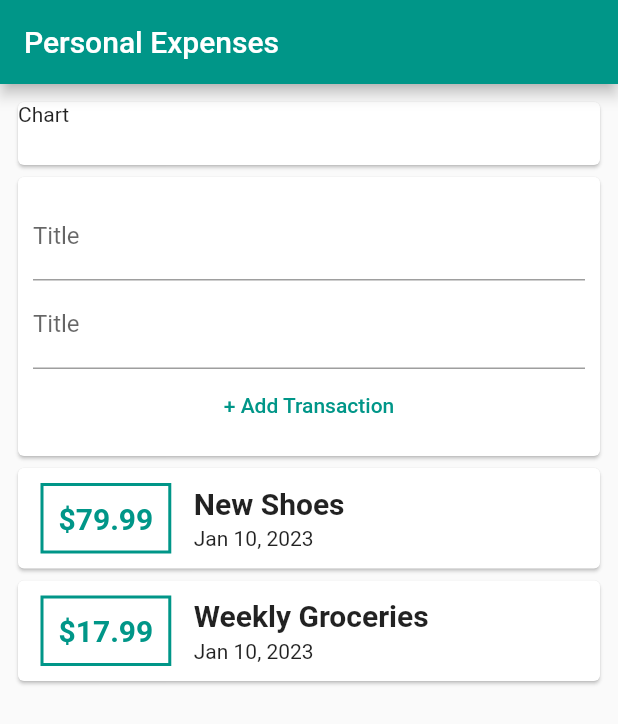
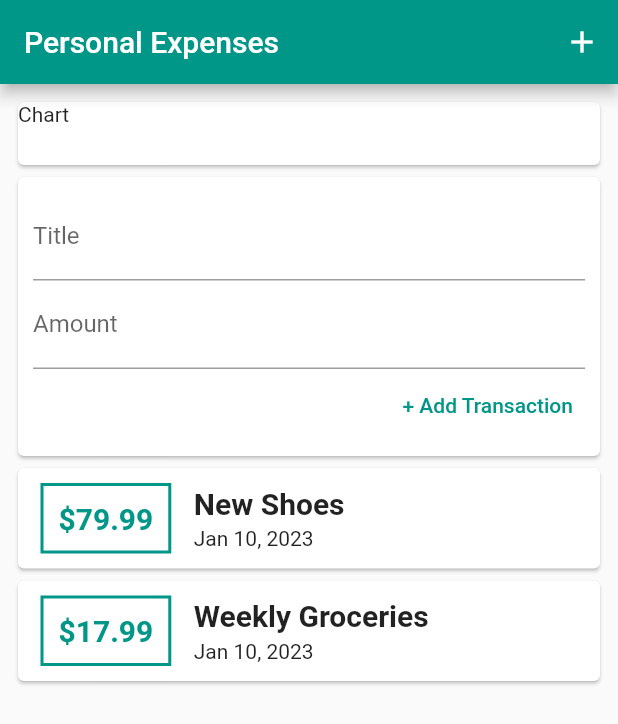
Before and after one commit to PrinceNarteh/personal_expenses, a Flutter app: the screen it shows after launch, after a tap on "+ Add Transaction", on a phone screen of 412 x 824 dp. Shown: the top 724 px of the screen. Run offline on Flutter 3.47's test engine with Material 2 defaults, Android fonts, the phone set to English and light mode, and no system bars.

Commit message:
linked form to add transaction

```diff
--- a/lib/home.dart
+++ b/lib/home.dart
@@ -1,7 +1,7 @@
 import 'package:flutter/material.dart';
-import 'package:personal_expenses/widgets/add_transaction.dart';
-import 'package:personal_expenses/widgets/chart.dart';
-import 'package:personal_expenses/widgets/transaction_list.dart';
+
+import './widgets/chart.dart';
+import './widgets/user_transaction.dart';
 
 class HomeScreen extends StatelessWidget {
   const HomeScreen({super.key});
@@ -11,14 +11,19 @@ class HomeScreen extends StatelessWidget {
     return Scaffold(
       appBar: AppBar(
         title: const Text("Personal Expenses"),
+        actions: [
+          IconButton(
+            onPressed: () {},
+            icon: const Icon(Icons.add),
+          ),
+        ],
       ),
       body: Padding(
         padding: const EdgeInsets.all(8.0),
         child: Column(
-          children: [
-            const Chart(),
-            AddTransaction(),
-            const TransactionList(),
+          children: const [
+            Chart(),
+            UserTransaction(),
           ],
         ),
       ),
--- a/lib/main.dart
+++ b/lib/main.dart
@@ -11,7 +11,7 @@ class MyApp extends StatelessWidget {
   @override
   Widget build(BuildContext context) {
     return MaterialApp(
-      home: HomeScreen(),
+      home: const HomeScreen(),
       theme: ThemeData(primarySwatch: Colors.teal),
     );
   }
--- a/lib/widgets/add_transaction.dart
+++ b/lib/widgets/add_transaction.dart
@@ -1,7 +1,8 @@
 import 'package:flutter/material.dart';
 
 class AddTransaction extends StatelessWidget {
-  AddTransaction({super.key});
+  final Function addTransaction;
+  AddTransaction(this.addTransaction, {super.key});
 
   final titleController = TextEditingController();
   final amountController = TextEditingController();
@@ -12,19 +13,22 @@ class AddTransaction extends StatelessWidget {
       child: Container(
         padding: const EdgeInsets.all(10),
         child: Column(
+          crossAxisAlignment: CrossAxisAlignment.end,
           children: [
             TextField(
               decoration: const InputDecoration(labelText: "Title"),
               controller: titleController,
             ),
             TextField(
-              decoration: const InputDecoration(labelText: "Title"),
+              decoration: const InputDecoration(labelText: "Amount"),
               controller: amountController,
             ),
             TextButton(
               onPressed: () {
-                print(titleController);
-                print(amountController);
+                addTransaction(
+                  titleController.text,
+                  double.parse(amountController.text),
+                );
               },
               child: const Text("+ Add Transaction"),
             )
--- a/lib/widgets/transaction_list.dart
+++ b/lib/widgets/transaction_list.dart
@@ -1,29 +1,11 @@
 import 'package:flutter/material.dart';
 import 'package:intl/intl.dart';
-import 'package:personal_expenses/models/transaction.dart';
 
-class TransactionList extends StatefulWidget {
-  const TransactionList({super.key});
+import '../models/transaction.dart';
 
-  @override
-  State<TransactionList> createState() => _TransactionListState();
-}
-
-class _TransactionListState extends State<TransactionList> {
-  final List<Transaction> transactions = [
-    Transaction(
-      id: 'T1',
-      title: 'New Shoes',
-      amount: 79.99,
-      date: DateTime.now(),
-    ),
-    Transaction(
-      id: 'T1',
-      title: 'Weekly Groceries',
-      amount: 17.99,
-      date: DateTime.now(),
-    )
-  ];
+class TransactionList extends StatelessWidget {
+  final List<Transaction> transactions;
+  const TransactionList({required this.transactions, super.key});
 
   @override
   Widget build(BuildContext context) {
--- /dev/null
+++ b/lib/widgets/user_transaction.dart
@@ -0,0 +1,54 @@
+import 'package:flutter/material.dart';
+
+import './add_transaction.dart';
+import './transaction_list.dart';
+import '../models/transaction.dart';
+
+class UserTransaction extends StatefulWidget {
+  const UserTransaction({super.key});
+
+  @override
+  State<UserTransaction> createState() => _UserTransactionState();
+}
+
+class _UserTransactionState extends State<UserTransaction> {
+  final List<Transaction> _transactions = [
+    Transaction(
+      id: 'T1',
+      title: 'New Shoes',
+      amount: 79.99,
+      date: DateTime.now(),
+    ),
+    Transaction(
+      id: 'T1',
+      title: 'Weekly Groceries',
+      amount: 17.99,
+      date: DateTime.now(),
+    )
+  ];
+
+  void _addNewTransaction(String title, double amount) {
+    final newTransaction = Transaction(
+      id: DateTime.now().toString(),
+      title: title,
+      amount: amount,
+      date: DateTime.now(),
+    );
+
+    setState(() {
+      _transactions.add(newTransaction);
+    });
+  }
+
+  @override
+  Widget build(BuildContext context) {
+    return Column(
+      children: [
+        AddTransaction(_addNewTransaction),
+        TransactionList(
+          transactions: _transactions,
+        ),
+      ],
+    );
+  }
+}
```
